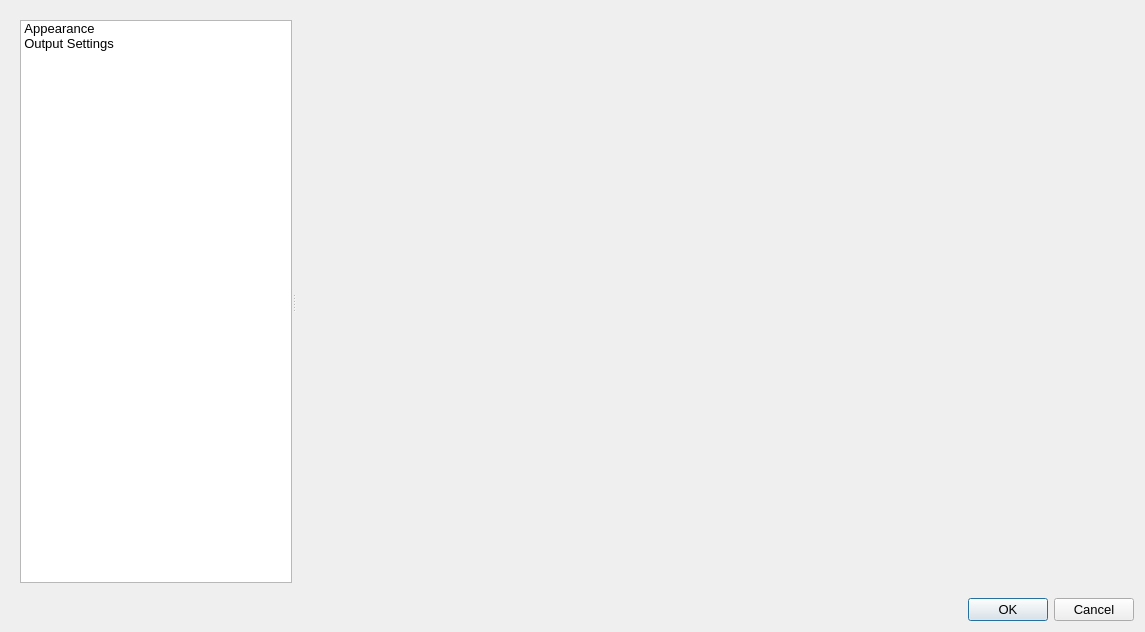
Old version of the form src/ui/fpssettingsdialog.ui in the repository zxunge/FreePictureSplitter.
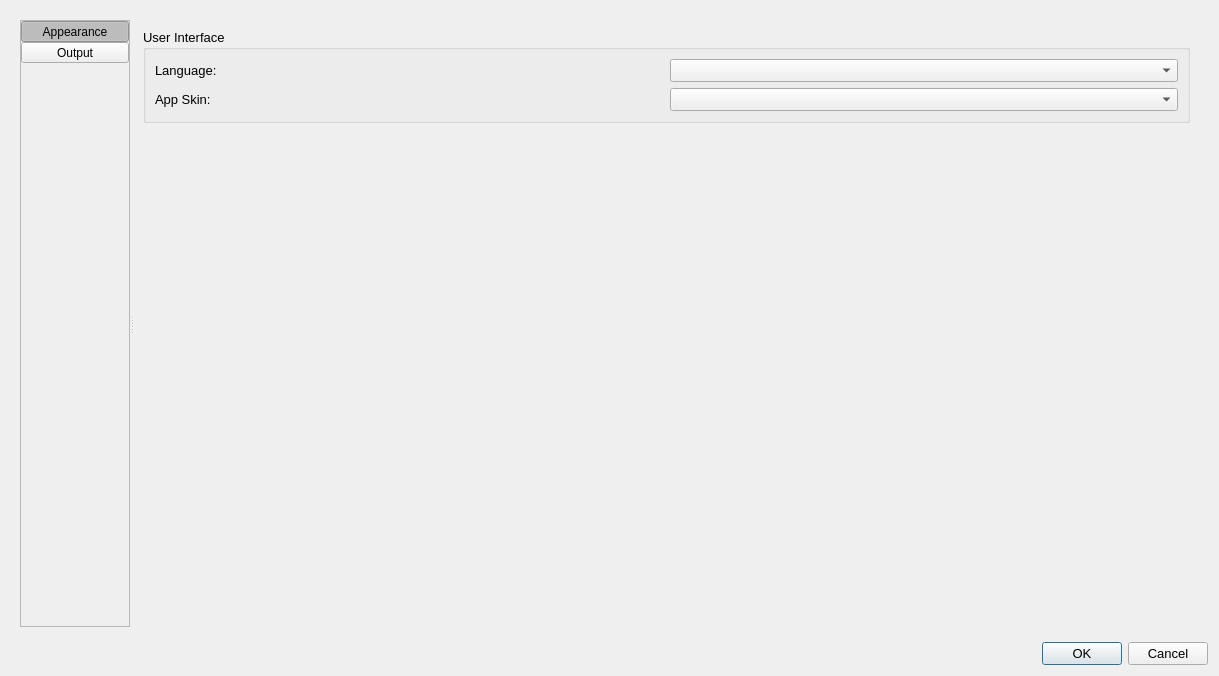
New version of the form. Icons and pictures are not drawn.

Commit message: UI and feature updates: - Adaptive Background: Use HSV color space and a optimized algorithm. - fpsSettingsDialog: Improve page switching.

What changed in the file:
```diff
--- a/src/ui/fpssettingsdialog.ui
+++ b/src/ui/fpssettingsdialog.ui
@@ -6,8 +6,8 @@
    <rect>
     <x>0</x>
     <y>0</y>
-    <width>1145</width>
-    <height>632</height>
+    <width>1219</width>
+    <height>676</height>
    </rect>
   </property>
   <property name="font">
@@ -35,96 +35,165 @@
         <property name="orientation">
          <enum>Qt::Horizontal</enum>
         </property>
-        <widget class="QListWidget" name="listOptions">
-         <property name="editTriggers">
-          <set>QAbstractItemView::NoEditTriggers</set>
+        <widget class="QFrame" name="frButtons">
+         <property name="sizePolicy">
+          <sizepolicy hsizetype="Fixed" vsizetype="Expanding">
+           <horstretch>0</horstretch>
+           <verstretch>0</verstretch>
+          </sizepolicy>
          </property>
-         <property name="selectionBehavior">
-          <enum>QAbstractItemView::SelectRows</enum>
+         <property name="styleSheet">
+          <string notr="true">QToolButton:checked {
+    background: #cdcdcd;
+}</string>
          </property>
-         <property name="movement">
-          <enum>QListView::Static</enum>
+         <property name="frameShape">
+          <enum>QFrame::StyledPanel</enum>
          </property>
-         <property name="flow">
-          <enum>QListView::TopToBottom</enum>
+         <property name="frameShadow">
+          <enum>QFrame::Sunken</enum>
          </property>
-         <property name="viewMode">
-          <enum>QListView::IconMode</enum>
-         </property>
-         <property name="wordWrap">
-          <bool>false</bool>
-         </property>
-         <property name="selectionRectVisible">
-          <bool>false</bool>
-         </property>
-         <property name="itemAlignment">
-          <set>Qt::AlignHCenter</set>
-         </property>
-         <property name="currentRow">
-          <number>0</number>
-         </property>
-         <property name="sortingEnabled">
-          <bool>false</bool>
-         </property>
-         <item>
-          <property name="text">
-           <string>Appearance</string>
+         <layout class="QVBoxLayout" name="verticalLayout_2">
+          <property name="spacing">
+           <number>0</number>
           </property>
-          <property name="font">
-           <font>
-            <family>Segoe UI</family>
-            <pointsize>10</pointsize>
-            <weight>50</weight>
-            <italic>false</italic>
-            <bold>false</bold>
-           </font>
+          <property name="leftMargin">
+           <number>0</number>
           </property>
-          <property name="icon">
-           <iconset resource="../resources/fps.qrc">
-            <normaloff>:/preferences/preferences/appearance-off.png</normaloff>
-            <normalon>:/preferences/preferences/appearance-off.png</normalon>
-            <disabledoff>:/preferences/preferences/appearance-off.png</disabledoff>
-            <disabledon>:/preferences/preferences/appearance-off.png</disabledon>
-            <activeoff>:/preferences/preferences/appearance-off.png</activeoff>
-            <activeon>:/preferences/preferences/appearance-off.png</activeon>
-            <selectedoff>:/preferences/preferences/appearance.png</selectedoff>
-            <selectedon>:/preferences/preferences/appearance.png</selectedon>:/preferences/preferences/appearance-off.png</iconset>
+          <property name="topMargin">
+           <number>0</number>
           </property>
-          <property name="flags">
-           <set>ItemIsEnabled</set>
+          <property name="rightMargin">
+           <number>0</number>
           </property>
-         </item>
-         <item>
-          <property name="text">
-           <string>Output Settings</string>
+          <property name="bottomMargin">
+           <number>0</number>
           </property>
-          <property name="font">
-           <font>
-            <family>Segoe UI</family>
-            <pointsize>10</pointsize>
-            <weight>50</weight>
-            <italic>false</italic>
-            <bold>false</bold>
-           </font>
-          </property>
-          <property name="icon">
-           <iconset resource="../resources/fps.qrc">
-            <normaloff>:/preferences/preferences/output-off.png</normaloff>
-            <normalon>:/preferences/preferences/output-off.png</normalon>
-            <disabledoff>:/preferences/preferences/output-off.png</disabledoff>
-            <disabledon>:/preferences/preferences/output-off.png</disabledon>
-            <activeoff>:/preferences/preferences/output-off.png</activeoff>
-            <activeon>:/preferences/preferences/output-off.png</activeon>
-            <selectedoff>:/preferences/preferences/output.png</selectedoff>
-            <selectedon>:/preferences/preferences/output.png</selectedon>:/preferences/preferences/output-off.png</iconset>
-          </property>
-          <property name="flags">
-           <set>ItemIsEnabled</set>
-          </property>
-         </item>
+          <item>
+           <widget class="QToolButton" name="tbtnAppearance">
+            <property name="sizePolicy">
+             <sizepolicy hsizetype="Expanding" vsizetype="Fixed">
+              <horstretch>0</horstretch>
+              <verstretch>0</verstretch>
+             </sizepolicy>
+            </property>
+            <property name="text">
+             <string>Appearance</string>
+            </property>
+            <property name="icon">
+             <iconset resource="../resources/fps.qrc">
+              <normaloff>:/preferences/preferences/appearance-off.png</normaloff>
+              <selectedoff>:/preferences/preferences/appearance.png</selectedoff>:/preferences/preferences/appearance-off.png</iconset>
+            </property>
+            <property name="checkable">
+             <bool>true</bool>
+            </property>
+            <property name="checked">
+             <bool>true</bool>
+            </property>
+            <property name="autoExclusive">
+             <bool>true</bool>
+            </property>
+            <property name="toolButtonStyle">
+             <enum>Qt::ToolButtonTextBesideIcon</enum>
+            </property>
+           </widget>
+          </item>
+          <item>
+           <widget class="QToolButton" name="tbtnOutput">
+            <property name="sizePolicy">
+             <sizepolicy hsizetype="Expanding" vsizetype="Fixed">
+              <horstretch>0</horstretch>
+              <verstretch>0</verstretch>
+             </sizepolicy>
+            </property>
+            <property name="text">
+             <string>Output</string>
+            </property>
+            <property name="icon">
+             <iconset resource="../resources/fps.qrc">
+              <normaloff>:/preferences/preferences/output-off.png</normaloff>
+              <selectedoff>:/preferences/preferences/output.png</selectedoff>:/preferences/preferences/output-off.png</iconset>
+            </property>
+            <property name="checkable">
+             <bool>true</bool>
+            </property>
+            <property name="autoExclusive">
+             <bool>true</bool>
+            </property>
+            <property name="toolButtonStyle">
+             <enum>Qt::ToolButtonTextBesideIcon</enum>
+            </property>
+           </widget>
+          </item>
+          <item>
+           <spacer name="verticalSpacer">
+            <property name="orientation">
+             <enum>Qt::Vertical</enum>
+            </property>
+            <property name="sizeHint" stdset="0">
+             <size>
+              <width>20</width>
+              <height>40</height>
+             </size>
+            </property>
+           </spacer>
+          </item>
+         </layout>
         </widget>
         <widget class="QStackedWidget" name="wgtOptions">
-         <widget class="QWidget" name="pgAppearance"/>
+         <widget class="QWidget" name="pgAppearance">
+          <layout class="QVBoxLayout" name="verticalLayout_3">
+           <item>
+            <widget class="QGroupBox" name="gbxUi">
+             <property name="title">
+              <string>User Interface</string>
+             </property>
+             <layout class="QGridLayout" name="gridLayout_5">
+              <item row="0" column="0">
+               <widget class="QLabel" name="label_11">
+                <property name="text">
+                 <string>Language:</string>
+                </property>
+                <property name="buddy">
+                 <cstring>cbxLang</cstring>
+                </property>
+               </widget>
+              </item>
+              <item row="0" column="1">
+               <widget class="QComboBox" name="cbxLang"/>
+              </item>
+              <item row="1" column="0">
+               <widget class="QLabel" name="label_12">
+                <property name="text">
+                 <string>App Skin:</string>
+                </property>
+                <property name="buddy">
+                 <cstring>cbxStyle</cstring>
+                </property>
+               </widget>
+              </item>
+              <item row="1" column="1">
+               <widget class="QComboBox" name="cbxStyle"/>
+              </item>
+             </layout>
+            </widget>
+           </item>
+           <item>
+            <spacer name="verticalSpacer_2">
+             <property name="orientation">
+              <enum>Qt::Vertical</enum>
+             </property>
+             <property name="sizeHint" stdset="0">
+              <size>
+               <width>20</width>
+               <height>40</height>
+              </size>
+             </property>
+            </spacer>
+           </item>
+          </layout>
+         </widget>
          <widget class="QWidget" name="pgOutput">
           <layout class="QVBoxLayout" name="verticalLayout">
            <item>
```
The commit also changes 7 other files.
